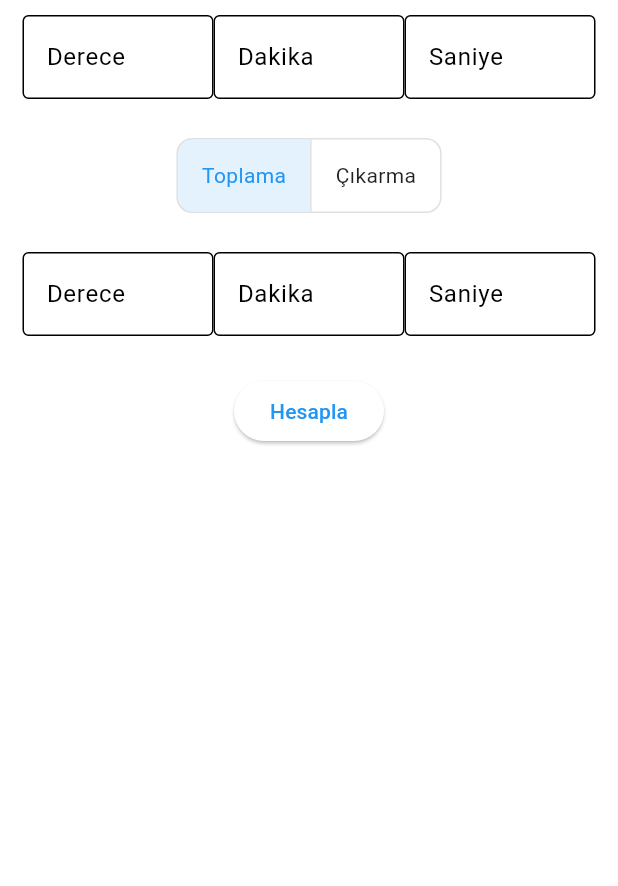
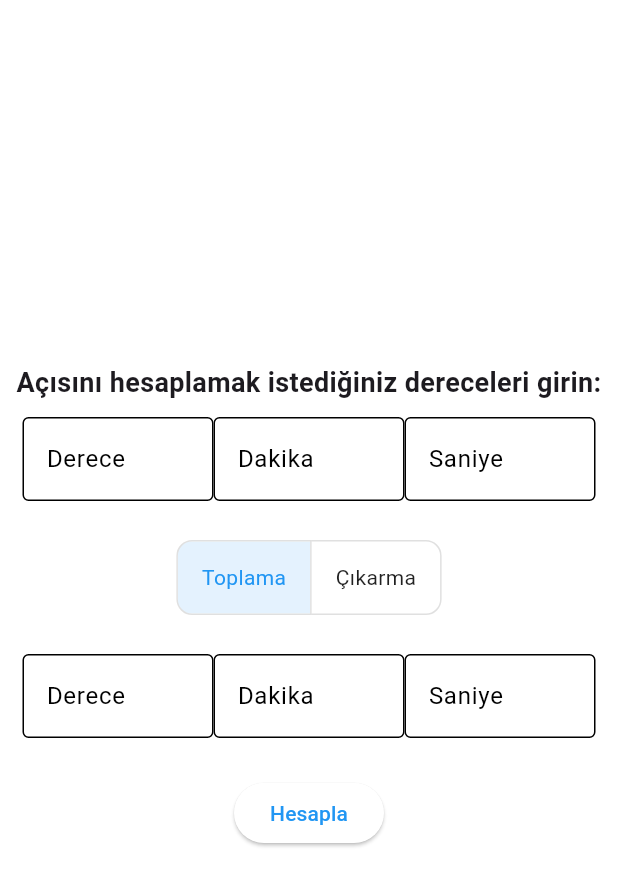
Before and after one commit to ynskhrmn0/tyt_hesaplayici, a Flutter app: the DerececHesap widget shown alone on an empty page, opened directly, on a phone screen of 412 x 824 dp. Shown: the top 886 px of the screen. Run offline on Flutter 3.47's test engine with Material 3 defaults, Android fonts, the light colour scheme and no system bars.

Commit message:
bug_fix for v1.3

```diff
--- a/tyt_hesaplayici/lib/derece.dart
+++ b/tyt_hesaplayici/lib/derece.dart
@@ -63,7 +63,13 @@ class _DerececHesapState extends State<DerececHesap> {
   @override
   Widget build(BuildContext context) {
     return Column(
+      mainAxisAlignment: MainAxisAlignment.center,
           children: [
+            Text(
+                "Açısını hesaplamak istediğiniz dereceleri girin:",
+                style: TextStyle(fontSize: 18, fontWeight: FontWeight.bold),
+                textAlign: TextAlign.center,
+              ),
             Padding(
               padding: const EdgeInsets.symmetric(horizontal:15, vertical: 10),
               child: Row(
--- a/tyt_hesaplayici/lib/fibonacci.dart
+++ b/tyt_hesaplayici/lib/fibonacci.dart
@@ -39,9 +39,10 @@ class _FibonacciState extends State<Fibonacci> {
       if (b == BigInt.from(number)) {
         setState(() {
           _result = '$number, Fibonacci dizisinde baştan $index. sıradadır.';
-          _sumResult = '';
+          _sumResult = '~';
         });
       } else {
+        _bugFixIndex = index -1;
         setState(() {
           _result = '$number, Fibonacci dizisinde ${a} ve ${b} arasında bulunur.';
           _sumResult = 'Bu sayı, Fibonacci dizisinde $_bugFixIndex. terimden sonra gelir.';
```
